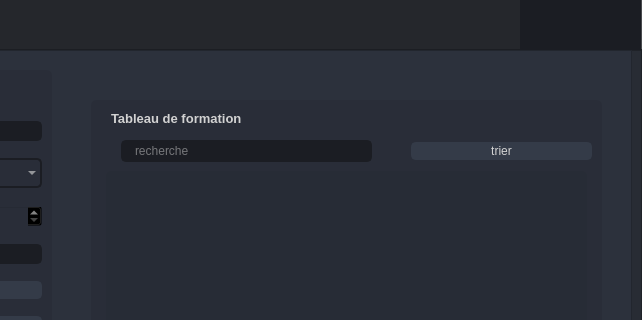
The window that mainwindow.ui (raniaamri/smart_municipality_2A5) describes before a commit, drawn with Qt 5; both pictures show x 339 to 981 and y 0 to 320 of the 981 by 635 pixel window.
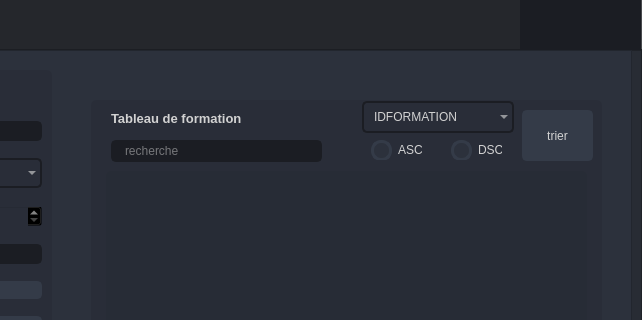
The same window after the commit. Icons and pictures are not drawn.

```diff
--- a/mainwindow.ui
+++ b/mainwindow.ui
@@ -1461,9 +1461,9 @@
           <widget class="QLineEdit" name="le_searchformation">
            <property name="geometry">
             <rect>
-             <x>30</x>
+             <x>20</x>
              <y>40</y>
-             <width>251</width>
+             <width>211</width>
              <height>22</height>
             </rect>
            </property>
@@ -1492,24 +1492,74 @@
             <string>Tableau de formation</string>
            </property>
           </widget>
-          <widget class="QWidget" name="layoutWidget">
+          <widget class="QComboBox" name="combo_boxtri">
            <property name="geometry">
             <rect>
-             <x>320</x>
+             <x>271</x>
+             <y>1</y>
+             <width>152</width>
+             <height>32</height>
+            </rect>
+           </property>
+           <item>
+            <property name="text">
+             <string>IDFORMATION</string>
+            </property>
+           </item>
+           <item>
+            <property name="text">
+             <string>IDFORMATEUR</string>
+            </property>
+           </item>
+           <item>
+            <property name="text">
+             <string>DATEFORMATION</string>
+            </property>
+           </item>
+           <item>
+            <property name="text">
+             <string>DUREE</string>
+            </property>
+           </item>
+          </widget>
+          <widget class="QCheckBox" name="cbdsc">
+           <property name="geometry">
+            <rect>
+             <x>280</x>
              <y>40</y>
-             <width>181</width>
-             <height>22</height>
+             <width>51</width>
+             <height>20</height>
             </rect>
            </property>
-           <layout class="QHBoxLayout" name="horizontalLayout_3">
-            <item>
-             <widget class="QPushButton" name="pushButton_12">
-              <property name="text">
-               <string>trier</string>
-              </property>
-             </widget>
-            </item>
-           </layout>
+           <property name="text">
+            <string>ASC</string>
+           </property>
+          </widget>
+          <widget class="QCheckBox" name="cbasc">
+           <property name="geometry">
+            <rect>
+             <x>360</x>
+             <y>40</y>
+             <width>51</width>
+             <height>20</height>
+            </rect>
+           </property>
+           <property name="text">
+            <string>DSC</string>
+           </property>
+          </widget>
+          <widget class="QPushButton" name="pushButton_12">
+           <property name="geometry">
+            <rect>
+             <x>431</x>
+             <y>10</y>
+             <width>71</width>
+             <height>51</height>
+            </rect>
+           </property>
+           <property name="text">
+            <string>trier</string>
+           </property>
           </widget>
          </widget>
          <widget class="QFrame" name="frame_17">
@@ -1527,6 +1577,34 @@
           <property name="frameShadow">
            <enum>QFrame::Raised</enum>
           </property>
+          <widget class="QPushButton" name="pushButton_6">
+           <property name="geometry">
+            <rect>
+             <x>0</x>
+             <y>0</y>
+             <width>281</width>
+             <height>81</height>
+            </rect>
+           </property>
+           <property name="styleSheet">
+            <string notr="true">QPushButton {
+	background-image: url(c:/Users/user/Documents/Ressources_Humaines/icons/16x16/cil-description.png);
+	background-position: center;
+	background-repeat: no-reperat;
+	border: none;
+	background-color: rgb(40, 44, 52);
+}
+QPushButton:hover {
+	background-color: rgb(33, 37, 43);
+}
+QPushButton:pressed {	
+	background-color: rgb(85, 170, 255);
+}</string>
+           </property>
+           <property name="text">
+            <string/>
+           </property>
+          </widget>
          </widget>
         </widget>
        </widget>
```
